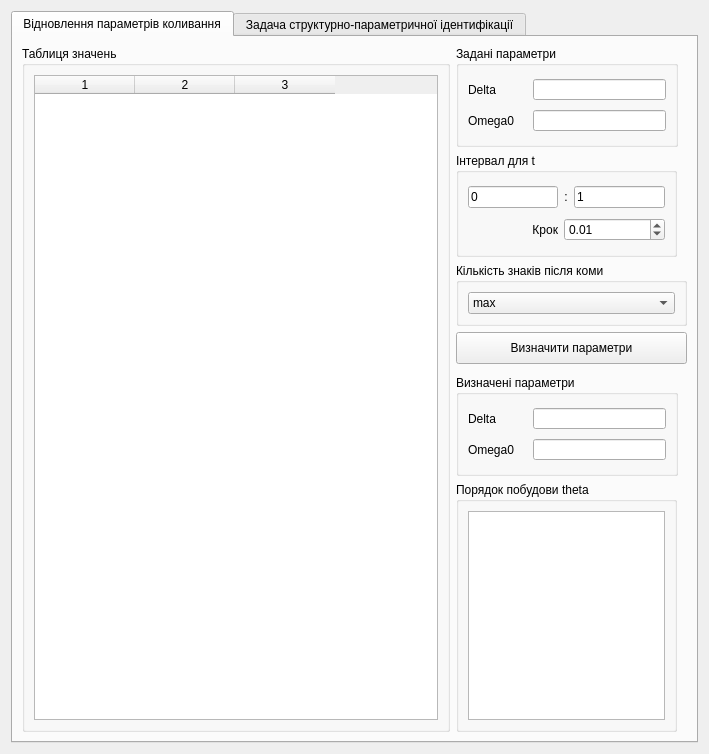
Before: the Qt Designer form main_window.ui in Megalitum/CSM_3, drawn with Qt 5.
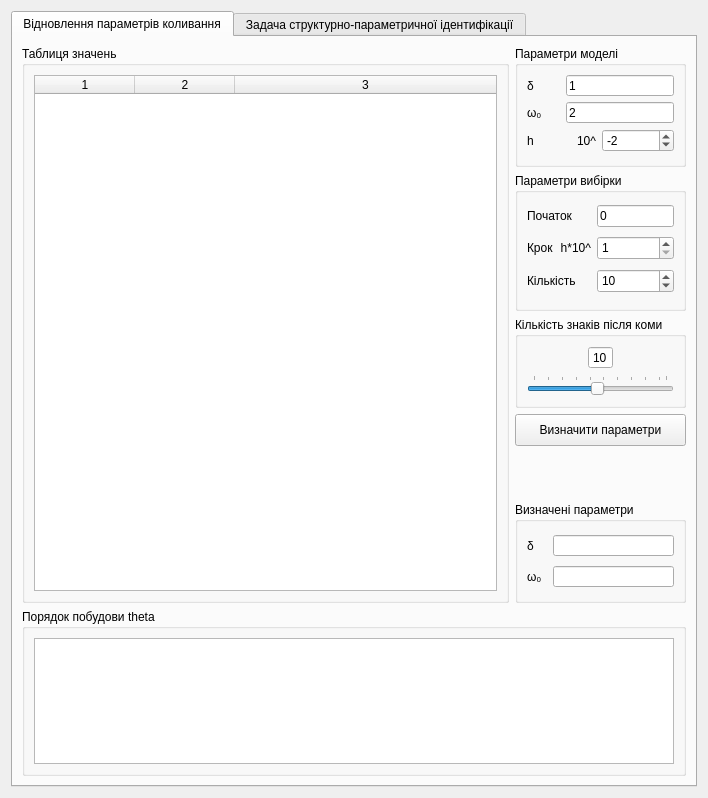
After: the same form once the commit is applied.

Commit message: Before calculation fix.

Diff of the .ui file:
```diff
--- a/main_window.ui
+++ b/main_window.ui
@@ -6,8 +6,8 @@
    <rect>
     <x>0</x>
     <y>0</y>
-    <width>709</width>
-    <height>754</height>
+    <width>708</width>
+    <height>782</height>
    </rect>
   </property>
   <property name="windowTitle">
@@ -24,70 +24,42 @@
        <string>Відновлення параметрів коливання</string>
       </attribute>
       <layout class="QGridLayout" name="gridLayout_4">
-       <item row="0" column="0" rowspan="7">
-        <widget class="QGroupBox" name="groupBox_2">
-         <property name="title">
-          <string>Таблиця значень</string>
-         </property>
-         <layout class="QHBoxLayout" name="horizontalLayout_2">
-          <item>
-           <widget class="QTableWidget" name="equationTable">
-            <property name="editTriggers">
-             <set>QAbstractItemView::NoEditTriggers</set>
-            </property>
-            <property name="cornerButtonEnabled">
-             <bool>true</bool>
-            </property>
-            <property name="columnCount">
-             <number>3</number>
-            </property>
-            <attribute name="horizontalHeaderDefaultSectionSize">
-             <number>100</number>
-            </attribute>
-            <column/>
-            <column/>
-            <column/>
-           </widget>
-          </item>
-         </layout>
-        </widget>
-       </item>
-       <item row="0" column="1">
+       <item row="0" column="1" colspan="2">
         <widget class="QGroupBox" name="groupBox">
          <property name="minimumSize">
           <size>
-           <width>222</width>
-           <height>101</height>
+           <width>171</width>
+           <height>121</height>
           </size>
          </property>
          <property name="maximumSize">
           <size>
-           <width>222</width>
-           <height>101</height>
+           <width>171</width>
+           <height>121</height>
           </size>
          </property>
          <property name="title">
-          <string>Задані параметри</string>
+          <string>Параметри моделі</string>
          </property>
          <layout class="QGridLayout" name="gridLayout">
           <item row="0" column="0">
            <widget class="QLabel" name="label_2">
             <property name="minimumSize">
              <size>
-              <width>59</width>
-              <height>16</height>
+              <width>20</width>
+              <height>20</height>
              </size>
             </property>
             <property name="text">
-             <string>Delta</string>
+             <string>δ</string>
             </property>
            </widget>
           </item>
-          <item row="0" column="1">
+          <item row="0" column="1" colspan="2">
            <widget class="QLineEdit" name="deltaInput">
             <property name="minimumSize">
              <size>
-              <width>81</width>
+              <width>100</width>
               <height>21</height>
              </size>
             </property>
@@ -97,26 +69,29 @@
               <height>21</height>
              </size>
             </property>
+            <property name="text">
+             <string>1</string>
+            </property>
            </widget>
           </item>
           <item row="1" column="0">
            <widget class="QLabel" name="label">
             <property name="minimumSize">
              <size>
-              <width>51</width>
+              <width>20</width>
               <height>16</height>
              </size>
             </property>
             <property name="text">
-             <string>Omega0</string>
+             <string>ω₀</string>
             </property>
            </widget>
           </item>
-          <item row="1" column="1">
+          <item row="1" column="1" colspan="2">
            <widget class="QLineEdit" name="omegaInput">
             <property name="minimumSize">
              <size>
-              <width>81</width>
+              <width>100</width>
               <height>21</height>
              </size>
             </property>
@@ -126,93 +101,196 @@
               <height>21</height>
              </size>
             </property>
-           </widget>
-          </item>
-         </layout>
-        </widget>
-       </item>
-       <item row="1" column="1">
-        <widget class="QGroupBox" name="groupBox_5">
-         <property name="minimumSize">
-          <size>
-           <width>221</width>
-           <height>104</height>
-          </size>
-         </property>
-         <property name="maximumSize">
-          <size>
-           <width>221</width>
-           <height>104</height>
-          </size>
-         </property>
-         <property name="title">
-          <string>Інтервал для t</string>
-         </property>
-         <layout class="QGridLayout" name="gridLayout_3">
-          <item row="0" column="0">
-           <widget class="QLineEdit" name="leftT">
             <property name="text">
-             <string>0</string>
+             <string>2</string>
             </property>
            </widget>
           </item>
-          <item row="0" column="1">
+          <item row="2" column="0">
            <widget class="QLabel" name="label_6">
             <property name="text">
-             <string>:</string>
+             <string>h</string>
             </property>
-            <property name="alignment">
-             <set>Qt::AlignCenter</set>
-            </property>
            </widget>
           </item>
-          <item row="0" column="2">
-           <widget class="QLineEdit" name="rightT">
-            <property name="text">
-             <string>1</string>
+          <item row="2" column="1">
+           <widget class="QLabel" name="label_17">
+            <property name="maximumSize">
+             <size>
+              <width>30</width>
+              <height>16777215</height>
+             </size>
             </property>
-           </widget>
-          </item>
-          <item row="1" column="0">
-           <widget class="QLabel" name="label_5">
             <property name="text">
-             <string>Крок</string>
+             <string>10^</string>
             </property>
             <property name="alignment">
              <set>Qt::AlignRight|Qt::AlignTrailing|Qt::AlignVCenter</set>
             </property>
            </widget>
           </item>
-          <item row="1" column="1" colspan="2">
-           <widget class="QDoubleSpinBox" name="stepBox">
+          <item row="2" column="2">
+           <widget class="QSpinBox" name="hDegreeBox">
+            <property name="minimumSize">
+             <size>
+              <width>50</width>
+              <height>21</height>
+             </size>
+            </property>
             <property name="minimum">
-             <double>0.000000000000000</double>
+             <number>-4</number>
             </property>
             <property name="maximum">
-             <double>1.000000000000000</double>
+             <number>3</number>
             </property>
+            <property name="value">
+             <number>-2</number>
+            </property>
+           </widget>
+          </item>
+         </layout>
+        </widget>
+       </item>
+       <item row="0" column="0" rowspan="7">
+        <widget class="QGroupBox" name="groupBox_2">
+         <property name="title">
+          <string>Таблиця значень</string>
+         </property>
+         <layout class="QHBoxLayout" name="horizontalLayout_2">
+          <item>
+           <widget class="QTableWidget" name="equationTable">
+            <property name="editTriggers">
+             <set>QAbstractItemView::NoEditTriggers</set>
+            </property>
+            <property name="cornerButtonEnabled">
+             <bool>true</bool>
+            </property>
+            <property name="columnCount">
+             <number>3</number>
+            </property>
+            <attribute name="horizontalHeaderCascadingSectionResizes">
+             <bool>true</bool>
+            </attribute>
+            <attribute name="horizontalHeaderDefaultSectionSize">
+             <number>100</number>
+            </attribute>
+            <attribute name="horizontalHeaderMinimumSectionSize">
+             <number>30</number>
+            </attribute>
+            <attribute name="horizontalHeaderShowSortIndicator" stdset="0">
+             <bool>false</bool>
+            </attribute>
+            <attribute name="horizontalHeaderStretchLastSection">
+             <bool>true</bool>
+            </attribute>
+            <column/>
+            <column/>
+            <column/>
+           </widget>
+          </item>
+         </layout>
+        </widget>
+       </item>
+       <item row="2" column="1" colspan="2">
+        <widget class="QGroupBox" name="groupBox_6">
+         <property name="minimumSize">
+          <size>
+           <width>171</width>
+           <height>91</height>
+          </size>
+         </property>
+         <property name="maximumSize">
+          <size>
+           <width>171</width>
+           <height>91</height>
+          </size>
+         </property>
+         <property name="title">
+          <string>Кількість знаків після коми</string>
+         </property>
+         <layout class="QVBoxLayout" name="verticalLayout">
+          <item alignment="Qt::AlignHCenter">
+           <widget class="QSpinBox" name="precisionBox">
+            <property name="minimumSize">
+             <size>
+              <width>0</width>
+              <height>20</height>
+             </size>
+            </property>
+            <property name="maximumSize">
+             <size>
+              <width>30</width>
+              <height>16777215</height>
+             </size>
+            </property>
+            <property name="alignment">
+             <set>Qt::AlignCenter</set>
+            </property>
+            <property name="readOnly">
+             <bool>false</bool>
+            </property>
+            <property name="buttonSymbols">
+             <enum>QAbstractSpinBox::NoButtons</enum>
+            </property>
+            <property name="maximum">
+             <number>20</number>
+            </property>
             <property name="singleStep">
-             <double>0.001000000000000</double>
+             <number>1</number>
             </property>
             <property name="value">
-             <double>0.010000000000000</double>
+             <number>10</number>
             </property>
            </widget>
           </item>
+          <item>
+           <widget class="QSlider" name="precisionSlider">
+            <property name="minimum">
+             <number>1</number>
+            </property>
+            <property name="maximum">
+             <number>20</number>
+            </property>
+            <property name="singleStep">
+             <number>1</number>
+            </property>
+            <property name="pageStep">
+             <number>2</number>
+            </property>
+            <property name="value">
+             <number>10</number>
+            </property>
+            <property name="orientation">
+             <enum>Qt::Horizontal</enum>
+            </property>
+            <property name="invertedAppearance">
+             <bool>false</bool>
+            </property>
+            <property name="invertedControls">
+             <bool>false</bool>
+            </property>
+            <property name="tickPosition">
+             <enum>QSlider::TicksAbove</enum>
+            </property>
+            <property name="tickInterval">
+             <number>2</number>
+            </property>
+           </widget>
+          </item>
          </layout>
         </widget>
        </item>
-       <item row="3" column="1">
+       <item row="3" column="1" rowspan="2" colspan="2">
         <widget class="QPushButton" name="callerButton1">
          <property name="minimumSize">
           <size>
-           <width>231</width>
+           <width>171</width>
            <height>32</height>
           </size>
          </property>
          <property name="maximumSize">
           <size>
-           <width>231</width>
+           <width>171</width>
            <height>32</height>
           </size>
          </property>
@@ -221,17 +299,17 @@
          </property>
         </widget>
        </item>
-       <item row="5" column="1">
+       <item row="6" column="1" colspan="2">
         <widget class="QGroupBox" name="groupBox_3">
          <property name="minimumSize">
           <size>
-           <width>222</width>
+           <width>171</width>
            <height>101</height>
           </size>
          </property>
          <property name="maximumSize">
           <size>
-           <width>222</width>
+           <width>171</width>
            <height>101</height>
           </size>
          </property>
@@ -243,12 +321,12 @@
            <widget class="QLabel" name="label_4">
             <property name="minimumSize">
              <size>
-              <width>59</width>
+              <width>20</width>
               <height>16</height>
              </size>
             </property>
             <property name="text">
-             <string>Delta</string>
+             <string>δ</string>
             </property>
            </widget>
           </item>
@@ -256,7 +334,7 @@
            <widget class="QLineEdit" name="deltaOutput">
             <property name="minimumSize">
              <size>
-              <width>81</width>
+              <width>100</width>
               <height>21</height>
              </size>
             </property>
@@ -272,7 +350,7 @@
            <widget class="QLineEdit" name="omegaOutput">
             <property name="minimumSize">
              <size>
-              <width>81</width>
+              <width>100</width>
               <height>21</height>
              </size>
             </property>
@@ -288,19 +366,19 @@
            <widget class="QLabel" name="label_3">
             <property name="minimumSize">
              <size>
-              <width>51</width>
+              <width>20</width>
               <height>16</height>
              </size>
             </property>
             <property name="text">
-             <string>Omega0</string>
+             <string>ω₀</string>
             </property>
            </widget>
           </item>
          </layout>
         </widget>
        </item>
-       <item row="6" column="1">
+       <item row="7" column="0" colspan="3">
         <widget class="QGroupBox" name="groupBox_4">
          <property name="minimumSize">
           <size>
@@ -308,12 +386,6 @@
            <height>165</height>
           </size>
          </property>
-         <property name="maximumSize">
-          <size>
-           <width>221</width>
-           <height>16777215</height>
-          </size>
-         </property>
          <property name="title">
           <string>Порядок побудови theta</string>
          </property>
@@ -324,7 +396,107 @@
          </layout>
         </widget>
        </item>
-       <item row="4" column="1">
+       <item row="1" column="1" colspan="2">
+        <widget class="QGroupBox" name="groupBox_5">
+         <property name="minimumSize">
+          <size>
+           <width>171</width>
+           <height>138</height>
+          </size>
+         </property>
+         <property name="maximumSize">
+          <size>
+           <width>171</width>
+           <height>138</height>
+          </size>
+         </property>
+         <property name="title">
+          <string>Параметри вибірки</string>
+         </property>
+         <layout class="QGridLayout" name="gridLayout_3">
+          <item row="1" column="0">
+           <widget class="QLabel" name="label_5">
+            <property name="text">
+             <string>Крок</string>
+            </property>
+            <property name="alignment">
+             <set>Qt::AlignLeading|Qt::AlignLeft|Qt::AlignVCenter</set>
+            </property>
+           </widget>
+          </item>
+          <item row="1" column="1">
+           <widget class="QLabel" name="label_18">
+            <property name="text">
+             <string>h*10^</string>
+            </property>
+            <property name="alignment">
+             <set>Qt::AlignRight|Qt::AlignTrailing|Qt::AlignVCenter</set>
+            </property>
+           </widget>
+          </item>
+          <item row="1" column="2" colspan="2">
+           <widget class="QSpinBox" name="stepMultBox">
+            <property name="minimumSize">
+             <size>
+              <width>50</width>
+              <height>24</height>
+             </size>
+            </property>
+            <property name="minimum">
+             <number>1</number>
+            </property>
+            <property name="maximum">
+             <number>5</number>
+            </property>
+            <property name="value">
+             <number>1</number>
+            </property>
+           </widget>
+          </item>
+          <item row="2" column="0" colspan="2">
+           <widget class="QLabel" name="label_20">
+            <property name="text">
+             <string>Кількість</string>
+            </property>
+           </widget>
+          </item>
+          <item row="2" column="2" colspan="2">
+           <widget class="QSpinBox" name="stepCountBox">
+            <property name="minimumSize">
+             <size>
+              <width>50</width>
+              <height>24</height>
+             </size>
+            </property>
+            <property name="minimum">
+             <number>1</number>
+            </property>
+            <property name="maximum">
+             <number>1000</number>
+            </property>
+            <property name="value">
+             <number>10</number>
+            </property>
+           </widget>
+          </item>
+          <item row="0" column="2" colspan="2">
+           <widget class="QLineEdit" name="startT">
+            <property name="text">
+             <string>0</string>
+            </property>
+           </widget>
+          </item>
+          <item row="0" column="0" colspan="2">
+           <widget class="QLabel" name="label_19">
+            <property name="text">
+             <string>Початок</string>
+            </property>
+           </widget>
+          </item>
+         </layout>
+        </widget>
+       </item>
+       <item row="5" column="1" colspan="2">
         <spacer name="verticalSpacer">
          <property name="orientation">
           <enum>Qt::Vertical</enum>
@@ -335,39 +507,11 @@
          <property name="sizeHint" stdset="0">
           <size>
            <width>20</width>
-           <height>5</height>
+           <height>50</height>
           </size>
          </property>
         </spacer>
        </item>
-       <item row="2" column="1">
-        <widget class="QGroupBox" name="groupBox_6">
-         <property name="title">
-          <string>Кількість знаків після коми</string>
-         </property>
-         <layout class="QHBoxLayout" name="horizontalLayout_4">
-          <item>
-           <widget class="QComboBox" name="precisionBox">
-            <item>
-             <property name="text">
-              <string>max</string>
-             </property>
-            </item>
-            <item>
-             <property name="text">
-              <string>4</string>
-             </property>
-            </item>
-            <item>
-             <property name="text">
-              <string>2</string>
-             </property>
-            </item>
-           </widget>
-          </item>
-         </layout>
-        </widget>
-       </item>
       </layout>
      </widget>
      <widget class="QWidget" name="tab_2">
@@ -513,6 +657,12 @@
             <attribute name="verticalHeaderVisible">
              <bool>false</bool>
             </attribute>
+            <attribute name="verticalHeaderMinimumSectionSize">
+             <number>20</number>
+            </attribute>
+            <attribute name="verticalHeaderStretchLastSection">
+             <bool>true</bool>
+            </attribute>
             <row/>
             <column/>
             <column/>
@@ -593,7 +743,7 @@
           <item row="0" column="0">
            <widget class="QLabel" name="ksi_scale">
             <property name="text">
-             <string>Масштаб</string>
+             <string>σ²</string>
             </property>
            </widget>
           </item>
```
Left out of the diff: 32 changed lines with no effect on the pictures. The commit also changes 2 other files.
